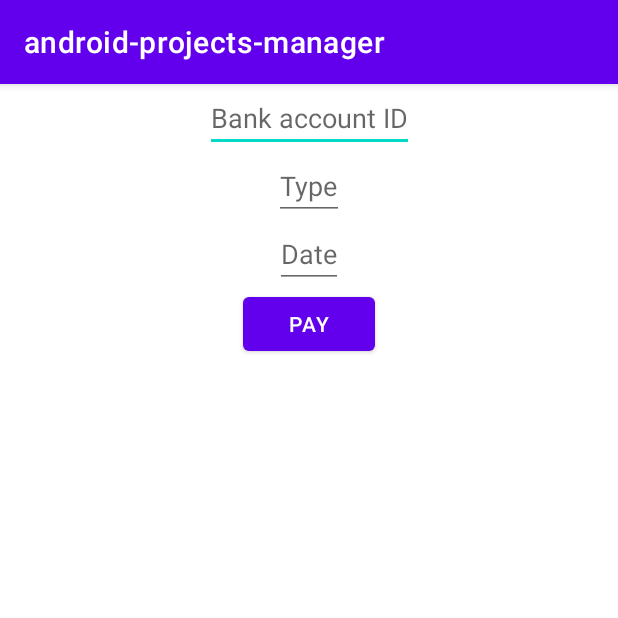
After one commit to Develya/android-projects-manager, an Android app: the PayExpenseActivity screen opened directly, with no data from a screen before it, on a phone screen of 412 x 824 dp, the top half of it. The commit adds this screen. Run offline under Robolectric (Android 15) with nearby library versions, the phone set to English and light mode, and no system bars; 1 statement that could not run was skipped.

Commit message:
Carotte 1$

```diff
--- a/app/src/main/java/dev/paintilya/android_projects_manager/FEL/MainActivity.java
+++ b/app/src/main/java/dev/paintilya/android_projects_manager/FEL/MainActivity.java
@@ -13,7 +13,5 @@ public class MainActivity extends AppCompatActivity {
     protected void onCreate(Bundle savedInstanceState) {
         super.onCreate(savedInstanceState);
         setContentView(R.layout.activity_main);
-        BankAccountSQLiteDAO dao = new BankAccountSQLiteDAO(this);
-        this.deleteDatabase("projects.db");
     }
 }
--- /dev/null
+++ b/app/src/main/java/dev/paintilya/android_projects_manager/FEL/PayExpenseActivity.java
@@ -0,0 +1,64 @@
+package dev.paintilya.android_projects_manager.FEL;
+
+import androidx.appcompat.app.AppCompatActivity;
+
+import android.os.Bundle;
+import android.view.View;
+import android.widget.AdapterView;
+import android.widget.ArrayAdapter;
+import android.widget.Button;
+import android.widget.EditText;
+import android.widget.Spinner;
+
+import java.lang.reflect.Array;
+import java.util.List;
+
+import dev.paintilya.android_projects_manager.BLL.Model.BankAccount;
+import dev.paintilya.android_projects_manager.BLL.Model.Expense;
+import dev.paintilya.android_projects_manager.BLL.Model.PaymentMethod;
+import dev.paintilya.android_projects_manager.DAL.BankAccountSQLiteDAO;
+import dev.paintilya.android_projects_manager.DAL.IBankAccountDAO;
+import dev.paintilya.android_projects_manager.DAL.IPaymentMethodDAO;
+import dev.paintilya.android_projects_manager.DAL.PaymentMethodSQLiteDAO;
+import dev.paintilya.android_projects_manager.R;
+
+public class PayExpenseActivity extends AppCompatActivity {
+
+    EditText bankAccountId_txt, type_txt, date_txt;
+    Button pay_btn;
+
+    Bundle extra;
+    int expenseId;
+
+    IPaymentMethodDAO dao;
+
+    @Override
+    protected void onCreate(Bundle savedInstanceState) {
+        super.onCreate(savedInstanceState);
+        setContentView(R.layout.activity_pay_expense);
+
+        // init
+        this.bankAccountId_txt = findViewById(R.id.pay_expense_bankAccountId_txt);
+        this.type_txt = findViewById(R.id.pay_expense_type_txt);
+        this.date_txt = findViewById(R.id.pay_expense_date_txt);
+        this.pay_btn = findViewById(R.id.pay_Expense_pay_btn);
+
+        this.extra = this.getIntent().getExtras();
+        this.expenseId = this.extra.getInt("expenseId");
+
+        this.dao = new PaymentMethodSQLiteDAO(this);
+    }
+
+    public void onPayBtnClick(View v) {
+        PaymentMethod newTransaction = new PaymentMethod(
+                0,
+                this.expenseId,
+                Integer.parseInt(this.bankAccountId_txt.getText().toString()),
+                this.type_txt.getText().toString(),
+                this.date_txt.getText().toString()
+        );
+
+        dao.addPaymentMethodByExpenseId(this.expenseId, new PaymentMethod());
+        finish();
+    }
+}
--- a/app/src/main/java/dev/paintilya/android_projects_manager/FEL/ProjectsActivity.java
+++ b/app/src/main/java/dev/paintilya/android_projects_manager/FEL/ProjectsActivity.java
@@ -21,6 +21,8 @@ public class ProjectsActivity extends AppCompatActivity {
         super.onCreate(savedInstanceState);
         setContentView(R.layout.activity_projects);
 
+        this.deleteDatabase("projects.db");
+
         this.dao = new ProjectSQLiteDAO(this);
 
         this.recyclerView = findViewById(R.id.projects_recyclerView);
--- a/app/src/main/res/layout/activity_add_expense.xml
+++ b/app/src/main/res/layout/activity_add_expense.xml
@@ -28,16 +28,19 @@
         app:layout_constraintEnd_toEndOf="parent">
 
         <EditText
+            android:id="@+id/add_expense_name_txt"
             android:gravity="center"
             android:layout_width="100sp"
             android:layout_height="wrap_content"
             android:hint="Name"/>
         <EditText
+            android:id="@+id/add_expense_amount_txt"
             android:gravity="center"
             android:layout_width="100sp"
             android:layout_height="wrap_content"
             android:hint="Amount"/>
         <Button
+            android:onClick="onAddBtnClick"
             android:layout_width="wrap_content"
             android:layout_height="wrap_content"
             android:text="ADD"/>
--- a/app/src/main/res/layout/activity_agreements.xml
+++ b/app/src/main/res/layout/activity_agreements.xml
@@ -9,7 +9,7 @@
     <androidx.recyclerview.widget.RecyclerView
         android:id="@+id/recyclerView"
         android:layout_width="match_parent"
-        android:layout_height="wrap_content"
+        android:layout_height="500dp"
         app:layout_constraintEnd_toEndOf="parent"
         app:layout_constraintStart_toStartOf="parent"
         app:layout_constraintTop_toTopOf="parent" />
--- /dev/null
+++ b/app/src/main/res/layout/activity_pay_expense.xml
@@ -0,0 +1,46 @@
+<?xml version="1.0" encoding="utf-8"?>
+<androidx.constraintlayout.widget.ConstraintLayout xmlns:android="http://schemas.android.com/apk/res/android"
+    xmlns:app="http://schemas.android.com/apk/res-auto"
+    xmlns:tools="http://schemas.android.com/tools"
+    android:layout_width="match_parent"
+    android:layout_height="match_parent"
+    tools:context=".FEL.PayExpenseActivity">
+
+    <EditText
+        android:id="@+id/pay_expense_bankAccountId_txt"
+        app:layout_constraintStart_toStartOf="parent"
+        app:layout_constraintTop_toTopOf="parent"
+        app:layout_constraintEnd_toEndOf="parent"
+        android:layout_width="wrap_content"
+        android:layout_height="wrap_content"
+        android:hint="Bank account ID"/>
+
+    <EditText
+        android:id="@+id/pay_expense_type_txt"
+        app:layout_constraintStart_toStartOf="parent"
+        app:layout_constraintTop_toBottomOf="@id/pay_expense_bankAccountId_txt"
+        app:layout_constraintEnd_toEndOf="parent"
+        android:layout_width="wrap_content"
+        android:layout_height="wrap_content"
+        android:hint="Type"/>
+
+    <EditText
+        android:id="@+id/pay_expense_date_txt"
+        app:layout_constraintStart_toStartOf="parent"
+        app:layout_constraintTop_toBottomOf="@id/pay_expense_type_txt"
+        app:layout_constraintEnd_toEndOf="parent"
+        android:layout_width="wrap_content"
+        android:layout_height="wrap_content"
+        android:hint="Date"/>
+
+    <Button
+        android:id="@+id/pay_Expense_pay_btn"
+        android:layout_width="wrap_content"
+        android:layout_height="wrap_content"
+        app:layout_constraintStart_toStartOf="parent"
+        app:layout_constraintTop_toBottomOf="@id/pay_expense_date_txt"
+        app:layout_constraintEnd_toEndOf="parent"
+        android:text="Pay"
+        android:onClick="onPayBtnClick"/>
+
+</androidx.constraintlayout.widget.ConstraintLayout>
--- a/app/src/main/res/layout/item_agreement.xml
+++ b/app/src/main/res/layout/item_agreement.xml
@@ -1,7 +1,7 @@
 <?xml version="1.0" encoding="utf-8"?>
 <androidx.constraintlayout.widget.ConstraintLayout xmlns:android="http://schemas.android.com/apk/res/android"
     android:layout_width="match_parent"
-    android:layout_height="match_parent"
+    android:layout_height="wrap_content"
     xmlns:app="http://schemas.android.com/apk/res-auto"
     xmlns:tools="http://schemas.android.com/tools">
 
```
Also changed, not shown: app/src/main/AndroidManifest.xml (+5 -14 lines), app/src/main/java/dev/paintilya/android_projects_manager/BLL/Model/Expense.java (+15 -0 lines), app/src/main/java/dev/paintilya/android_projects_manager/DL/SQLiteHelper.java (+8 -0 lines), app/src/main/java/dev/paintilya/android_projects_manager/FEL/AddExpenseActivity.java (+25 -0 lines), app/src/main/java/dev/paintilya/android_projects_manager/FEL/ExpenseAdapter.java (added, +55 -0 lines), app/src/main/java/dev/paintilya/android_projects_manager/FEL/ExpenseViewHolder.java (added, +56 -0 lines), app/src/main/java/dev/paintilya/android_projects_manager/FEL/ExpensesActivity.java (+38 -0 lines), app/src/main/java/dev/paintilya/android_projects_manager/FEL/ProjectAdapter.java (+21 -1 lines), app/src/main/java/dev/paintilya/android_projects_manager/FEL/ProjectViewHolder.java (+23 -0 lines), app/src/main/res/layout/activity_expenses.xml (+15 -1 lines), app/src/main/res/layout/item_expense.xml (+15 -8 lines).
